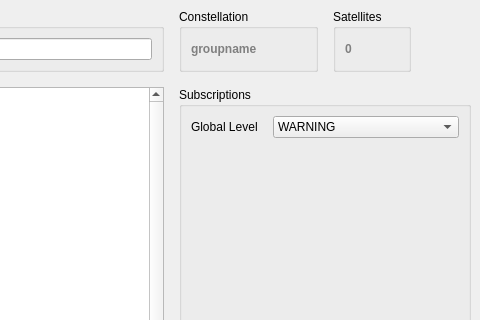
Old version of the form cxx/listeners/Observatory/Observatory.ui in the repository constellation-daq/Constellation; both pictures show x 720 to 1200 and y 0 to 320 of the 1200 by 550 pixel window.
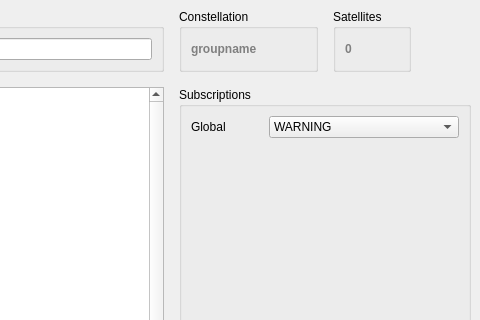
New version of the form. Icons and pictures are not drawn.

Commit message: Observatory: always start subscribing with latest global level

Diff of the .ui file:
```diff
--- a/cxx/listeners/Observatory/Observatory.ui
+++ b/cxx/listeners/Observatory/Observatory.ui
@@ -371,7 +371,7 @@
          <item row="0" column="0">
           <widget class="QLabel" name="label">
            <property name="text">
-            <string>Global Level</string>
+            <string>Global</string>
            </property>
           </widget>
          </item>
```
The commit also changes 2 other files.
